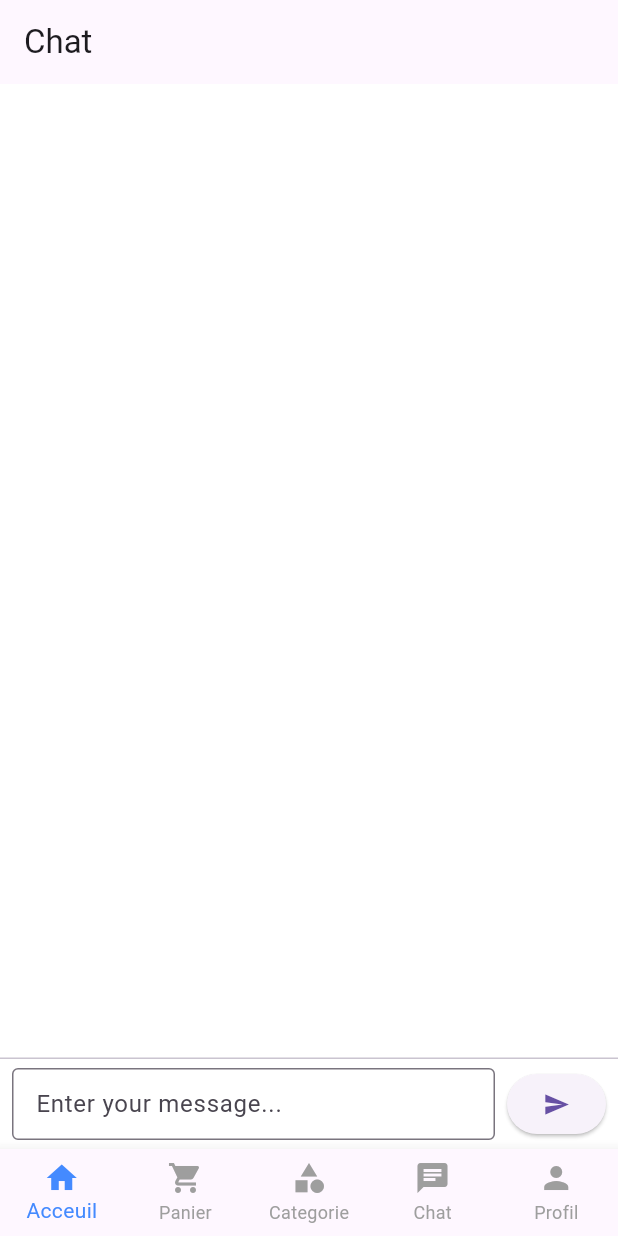
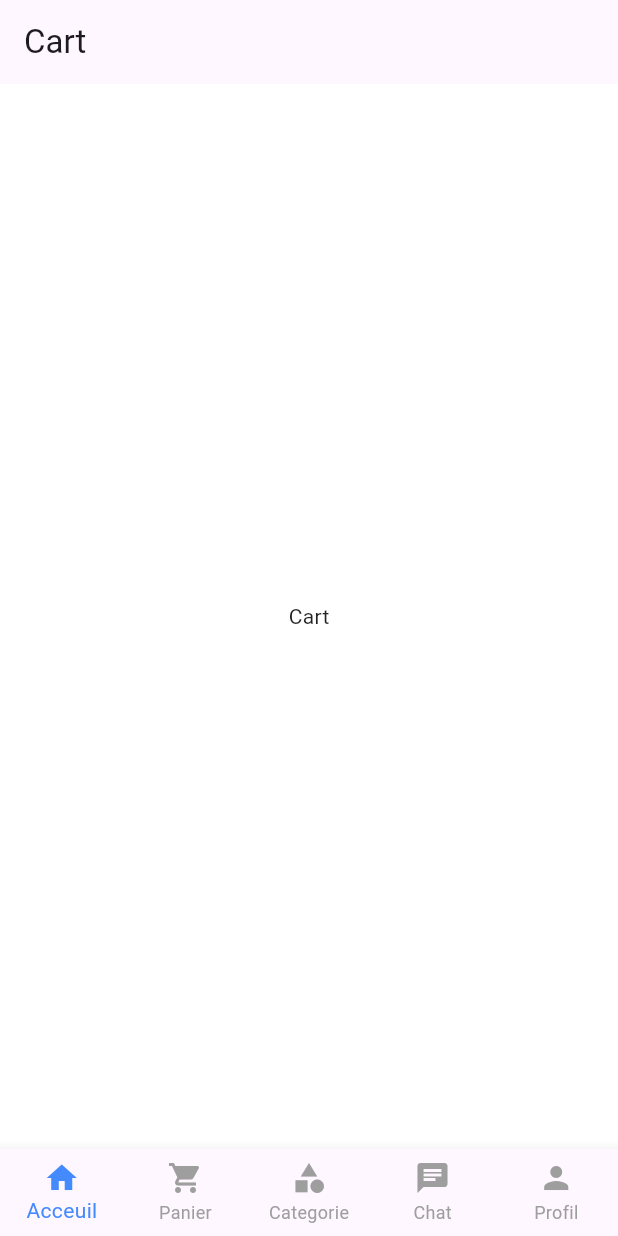
Before and after one commit to elsanal/barka, a Flutter app: the screen it shows after launch, swiped to page 2, on a phone screen of 412 x 824 dp. Run offline on Flutter 3.47's test engine with Material 3 defaults, Android fonts, the phone set to English and light mode, and no system bars; our stand-ins replace flutter_riverpod, flutter_screenutil.

```diff
--- a/lib/features/cart/cart_page.dart
+++ b/lib/features/cart/cart_page.dart
@@ -29,49 +29,12 @@ class _CartPageState extends State<CartPage> {
   @override
   Widget build(BuildContext context) {
     return Scaffold(
-      appBar: AppBar(title: const Text('Chat')),
+      appBar: AppBar(title: const Text('Cart')),
       body: Column(
+        crossAxisAlignment: CrossAxisAlignment.center,
+        mainAxisAlignment: MainAxisAlignment.center,
         children: [
-          Expanded(
-            child: ListView.builder(
-              padding: const EdgeInsets.all(8),
-              itemCount: _messages.length,
-              itemBuilder: (context, index) {
-                return Container(
-                  margin: const EdgeInsets.symmetric(vertical: 4),
-                  padding: const EdgeInsets.all(12),
-                  decoration: BoxDecoration(
-                    color: Colors.blueAccent.withOpacity(0.1),
-                    borderRadius: BorderRadius.circular(8),
-                  ),
-                  child: Text(_messages[index]),
-                );
-              },
-            ),
-          ),
-          const Divider(height: 1),
-          Padding(
-            padding: const EdgeInsets.symmetric(horizontal: 8, vertical: 6),
-            child: Row(
-              children: [
-                Expanded(
-                  child: TextField(
-                    controller: _controller,
-                    decoration: const InputDecoration(
-                      hintText: 'Enter your message...',
-                      border: OutlineInputBorder(),
-                      isDense: true,
-                    ),
-                  ),
-                ),
-                const SizedBox(width: 8),
-                ElevatedButton(
-                  onPressed: _sendMessage,
-                  child: const Icon(Icons.send),
-                ),
-              ],
-            ),
-          ),
+          Center(child: Text("Cart"))
         ],
       ),
     );
```
Also changed, not shown: lib/features/home/custom_app_bar.dart (+24 -9 lines), lib/features/home/home_body.dart (added, +32 -0 lines), lib/features/home/home_page.dart (+9 -28 lines).
